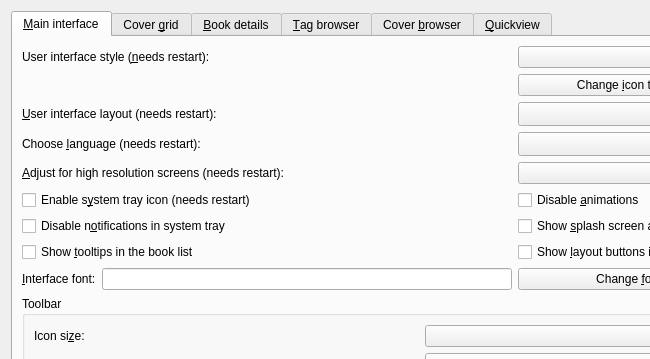
Qt form src/calibre/gui2/preferences/look_feel.ui (debian-calibre/calibre) before a commit; both pictures show x 0 to 650 and y 0 to 359 of the 843 by 546 pixel window.
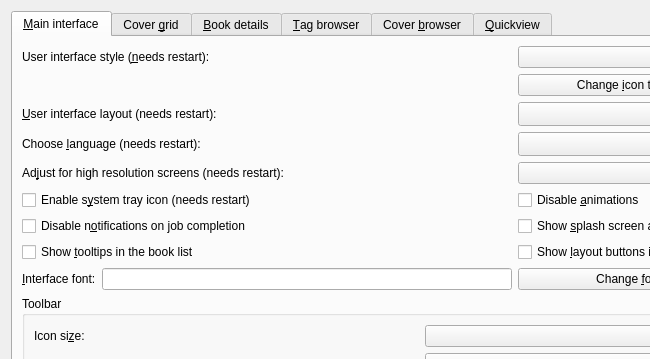
The same form after that commit. Icons and pictures are not drawn. Custom widgets are drawn as their Qt base class.

The edit to the form file:
```diff
--- a/src/calibre/gui2/preferences/look_feel.ui
+++ b/src/calibre/gui2/preferences/look_feel.ui
@@ -194,7 +194,7 @@
        <item row="6" column="0">
         <widget class="QCheckBox" name="opt_disable_tray_notification">
          <property name="text">
-          <string>Disable n&amp;otifications in system tray</string>
+          <string>Disable n&amp;otifications on job completion</string>
          </property>
         </widget>
        </item>
@@ -252,7 +252,7 @@
        <item row="4" column="0">
         <widget class="QLabel" name="label_hidpi">
          <property name="text">
-          <string>&amp;Adjust for high resolution screens (needs restart):</string>
+          <string>Ad&amp;just for high resolution screens (needs restart):</string>
          </property>
          <property name="buddy">
           <cstring>opt_hidpi</cstring>
```
Left out of the diff: 3 changed lines with no effect on the pictures.
